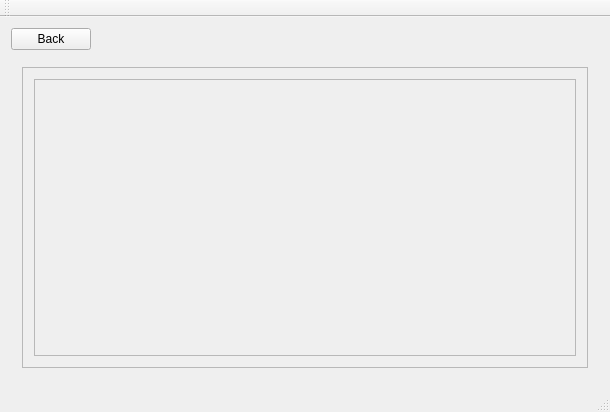
Above: gamingWorkout/mainwindow.ui from afonsonf/gamingworkout before the change. Below: the same form after it.
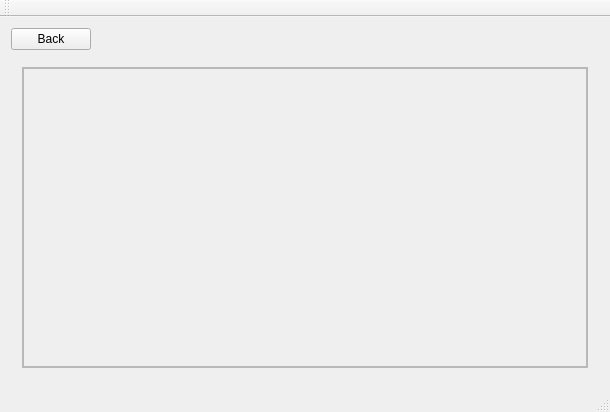
That is the form after the change.

```diff
--- a/gamingWorkout/mainwindow.ui
+++ b/gamingWorkout/mainwindow.ui
@@ -50,8 +50,23 @@
            <enum>QFrame::Raised</enum>
           </property>
           <layout class="QVBoxLayout" name="verticalLayout_3">
+           <property name="leftMargin">
+            <number>0</number>
+           </property>
+           <property name="topMargin">
+            <number>0</number>
+           </property>
+           <property name="rightMargin">
+            <number>0</number>
+           </property>
+           <property name="bottomMargin">
+            <number>0</number>
+           </property>
            <item>
             <widget class="QScrollArea" name="scrollArea">
+             <property name="lineWidth">
+              <number>0</number>
+             </property>
              <property name="widgetResizable">
               <bool>true</bool>
              </property>
@@ -60,8 +75,8 @@
                <rect>
                 <x>0</x>
                 <y>0</y>
-                <width>552</width>
-                <height>262</height>
+                <width>570</width>
+                <height>280</height>
                </rect>
               </property>
               <layout class="QHBoxLayout" name="horizontalLayout">
```
Left out of the diff: 2 changed lines with no effect on the pictures.
